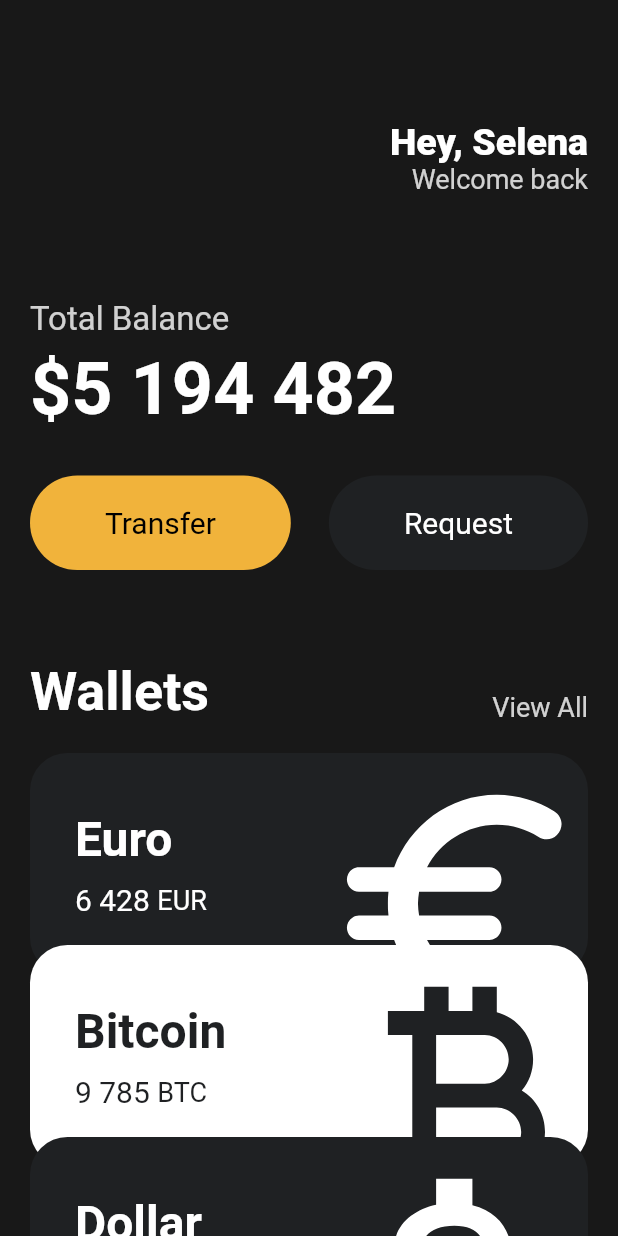
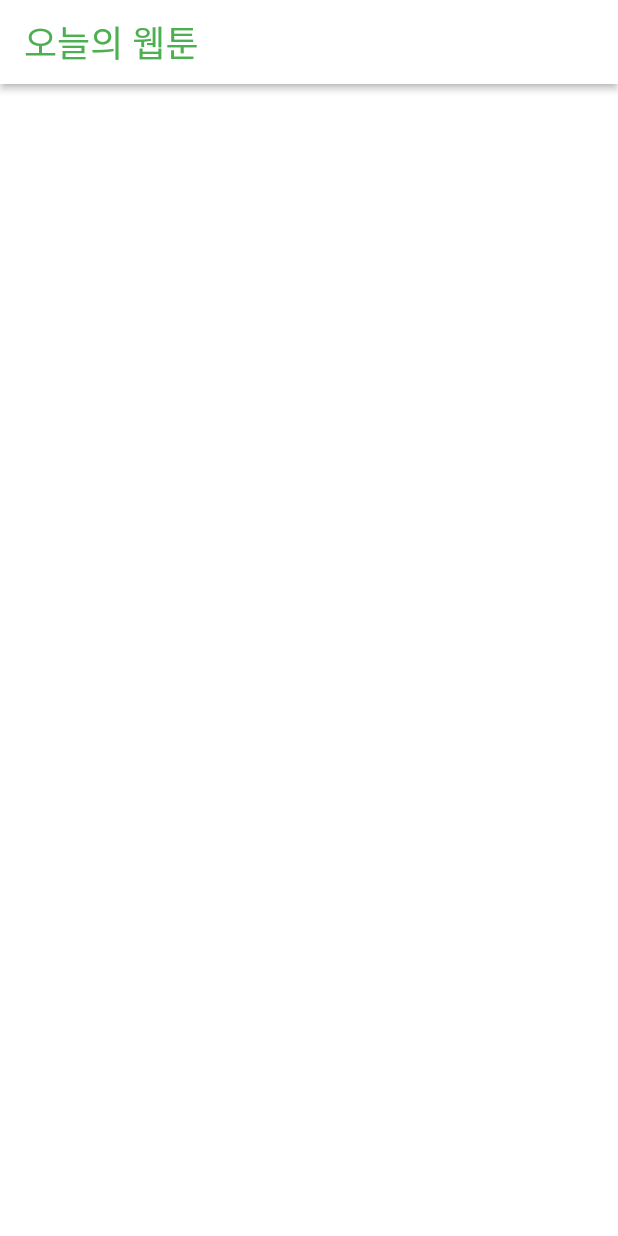
Before and after one commit to YeWeon/toonflix, a Flutter app: the screen it shows after launch, on a phone screen of 412 x 824 dp. Run offline on Flutter 3.47's test engine with Material 2 defaults, Android fonts, the phone set to English and light mode, and no system bars.

Commit message:
feat: Home appbar

```diff
--- a/lib/main.dart
+++ b/lib/main.dart
@@ -1,6 +1,5 @@
 import 'package:flutter/material.dart';
-import 'package:toonflix/widgets/button.dart';
-import 'package:toonflix/widgets/currency_card.dart';
+import 'package:toonflix/screens/home_screen.dart';
 
 void main() {
   runApp(const App());
@@ -11,139 +10,8 @@ class App extends StatelessWidget {
 
   @override
   Widget build(BuildContext context) {
-    return MaterialApp(
-      home: Scaffold(
-        backgroundColor: const Color(0xFF181818),
-        body: SingleChildScrollView(
-          child: Padding(
-            padding: const EdgeInsets.symmetric(
-              horizontal: 20,
-            ),
-            child: Column(
-              crossAxisAlignment: CrossAxisAlignment.start,
-              children: [
-                const SizedBox(
-                  height: 80,
-                ),
-                const Row(
-                  mainAxisAlignment: MainAxisAlignment.end,
-                  children: [
-                    Column(
-                      crossAxisAlignment: CrossAxisAlignment.end,
-                      children: [
-                        Text(
-                          'Hey, Selena',
-                          style: TextStyle(
-                            color: Colors.white,
-                            fontSize: 25,
-                            fontWeight: FontWeight.w800,
-                          ),
-                        ),
-                        Text(
-                          'Welcome back',
-                          style: TextStyle(
-                            color: Color.fromRGBO(255, 255, 255,
-                                0.8), //Colors.white.withOpacity(0.8),
-                            fontSize: 18,
-                          ),
-                        ),
-                      ],
-                    )
-                  ],
-                ),
-                const SizedBox(
-                  height: 70,
-                ),
-                Text(
-                  'Total Balance',
-                  style: TextStyle(
-                    fontSize: 22,
-                    color: Colors.white.withOpacity(0.8),
-                  ),
-                ),
-                const SizedBox(
-                  height: 5,
-                ),
-                const Text(
-                  '\$5 194 482',
-                  style: TextStyle(
-                    fontSize: 48,
-                    fontWeight: FontWeight.w600,
-                    color: Colors.white,
-                  ),
-                ),
-                const SizedBox(
-                  height: 30,
-                ),
-                const Row(
-                  mainAxisAlignment: MainAxisAlignment.spaceBetween,
-                  children: [
-                    Button(
-                      text: 'Transfer',
-                      bgColor: Color(0xFFF1B33B),
-                      textColor: Colors.black,
-                    ),
-                    Button(
-                      text: 'Request',
-                      bgColor: Color(0xFF1F2123),
-                      textColor: Colors.white,
-                    ),
-                  ],
-                ),
-                const SizedBox(
-                  height: 60,
-                ),
-                Row(
-                  crossAxisAlignment: CrossAxisAlignment.end,
-                  mainAxisAlignment: MainAxisAlignment.spaceBetween,
-                  children: [
-                    const Text('Wallets',
-                        style: TextStyle(
-                          color: Colors.white,
-                          fontSize: 36,
-                          fontWeight: FontWeight.w600,
-                        )),
-                    Text(
-                      'View All',
-                      style: TextStyle(
-                        color: Colors.white.withOpacity(0.8),
-                        fontSize: 18,
-                      ),
-                    ),
-                  ],
-                ),
-                const SizedBox(
-                  height: 20,
-                ),
-                const CurrencyCard(
-                  name: 'Euro',
-                  code: 'EUR',
-                  amount: '6 428',
-                  icon: Icons.euro_rounded,
-                  isInverted: false,
-                  order: 1,
-                ),
-                const CurrencyCard(
-                  name: 'Bitcoin',
-                  code: 'BTC',
-                  amount: '9 785',
-                  icon: Icons.currency_bitcoin,
-                  isInverted: true,
-                  order: 2,
-                ),
-                const CurrencyCard(
-                  name: 'Dollar',
-                  code: 'USD',
-                  amount: '428',
-                  icon: Icons.attach_money_outlined,
-                  isInverted: false,
-                  order: 3,
-                ),
-              ],
-            ),
-          ),
-        ),
-      ),
+    return const MaterialApp(
+      home: HomeScreen(),
     );
   }
 }
--- /dev/null
+++ b/lib/screens/home_screen.dart
@@ -0,0 +1,23 @@
+import 'package:flutter/material.dart';
+
+class HomeScreen extends StatelessWidget {
+  const HomeScreen({super.key});
+
+  @override
+  Widget build(BuildContext context) {
+    return Scaffold(
+      backgroundColor: Colors.white,
+      appBar: AppBar(
+        elevation: 2,
+        backgroundColor: Colors.white,
+        foregroundColor: Colors.green,
+        title: const Text(
+          "오늘의 웹툰",
+          style: TextStyle(
+            fontSize: 24,
+          ),
+        ),
+      ),
+    );
+  }
+}
--- a/lib/widgets/button.dart
+++ /dev/null
@@ -1,37 +0,0 @@
-import 'package:flutter/material.dart';
-
-class Button extends StatelessWidget {
-  final String text;
-  final Color bgColor;
-  final Color textColor;
-
-  const Button({
-    super.key,
-    required this.text,
-    required this.bgColor,
-    required this.textColor,
-  });
-
-  @override
-  Widget build(BuildContext context) {
-    return Container(
-      decoration: BoxDecoration(
-        color: bgColor,
-        borderRadius: BorderRadius.circular(45),
-      ),
-      child: Padding(
-        padding: const EdgeInsets.symmetric(
-          vertical: 20,
-          horizontal: 50,
-        ),
-        child: Text(
-          text,
-          style: TextStyle(
-            color: textColor,
-            fontSize: 20,
-          ),
-        ),
-      ),
-    );
-  }
-}
--- a/lib/widgets/currency_card.dart
+++ /dev/null
@@ -1,90 +0,0 @@
-import 'package:flutter/material.dart';
-
-class CurrencyCard extends StatelessWidget {
-  final String name, code, amount;
-  final IconData icon;
-  final bool isInverted;
-  final int order;
-
-  final _blackColor = const Color(0xFF1f2123);
-
-  const CurrencyCard({
-    super.key,
-    required this.name,
-    required this.code,
-    required this.amount,
-    required this.icon,
-    required this.isInverted,
-    required this.order,
-  });
-
-  @override
-  Widget build(BuildContext context) {
-    return Transform.translate(
-      offset: order == 1 ? const Offset(0, 0) : Offset(0, (order - 1) * -20),
-      child: Container(
-        clipBehavior: Clip.hardEdge,
-        decoration: BoxDecoration(
-          color: isInverted ? Colors.white : _blackColor,
-          borderRadius: BorderRadius.circular(25),
-        ),
-        child: Padding(
-          padding: const EdgeInsets.all(30),
-          child: Row(
-            mainAxisAlignment: MainAxisAlignment.spaceBetween,
-            children: [
-              Column(
-                crossAxisAlignment: CrossAxisAlignment.start,
-                children: [
-                  Text(
-                    name,
-                    style: TextStyle(
-                      color: isInverted ? _blackColor : Colors.white,
-                      fontSize: 32,
-                      fontWeight: FontWeight.w600,
-                    ),
-                  ),
-                  const SizedBox(
-                    height: 10,
-                  ),
-                  Row(
-                    children: [
-                      Text(
-                        amount,
-                        style: TextStyle(
-                          color: isInverted ? _blackColor : Colors.white,
-                          fontSize: 20,
-                        ),
-                      ),
-                      const SizedBox(
-                        width: 5,
-                      ),
-                      Text(
-                        code,
-                        style: TextStyle(
-                          color: isInverted ? _blackColor : Colors.white,
-                          fontSize: 18,
-                        ),
-                      ),
-                    ],
-                  ),
-                ],
-              ),
-              Transform.scale(
-                scale: 2.2,
-                child: Transform.translate(
-                  offset: const Offset(-5, 12),
-                  child: Icon(
-                    icon,
-                    color: isInverted ? _blackColor : Colors.white,
-                    size: 88,
-                  ),
-                ),
-              ),
-            ],
-          ),
-        ),
-      ),
-    );
-  }
-}
```
